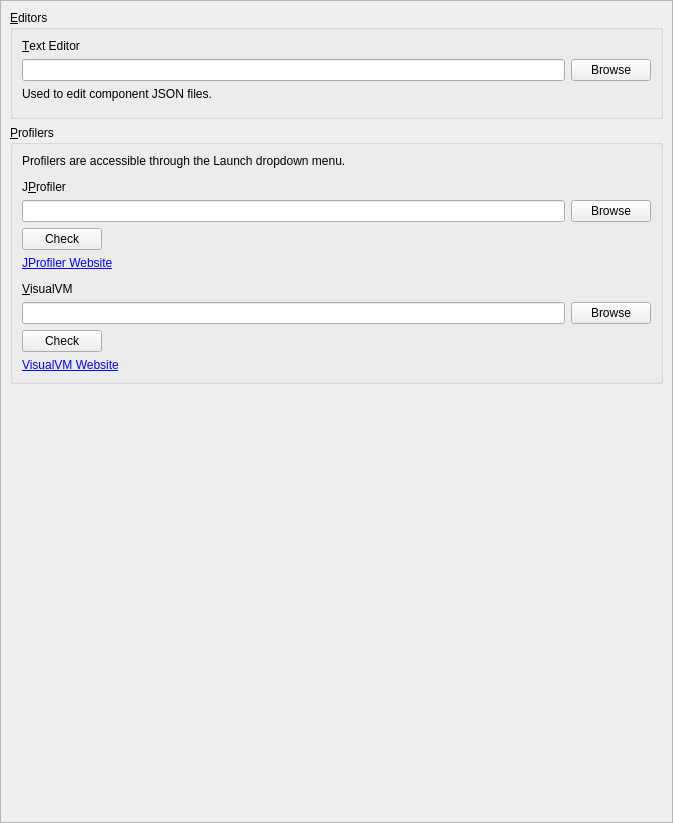
This is launcher/ui/pages/global/ExternalToolsPage.ui in awakenginexe/Awake-Launcher as Qt 5 draws it before an edit. The edited form follows.
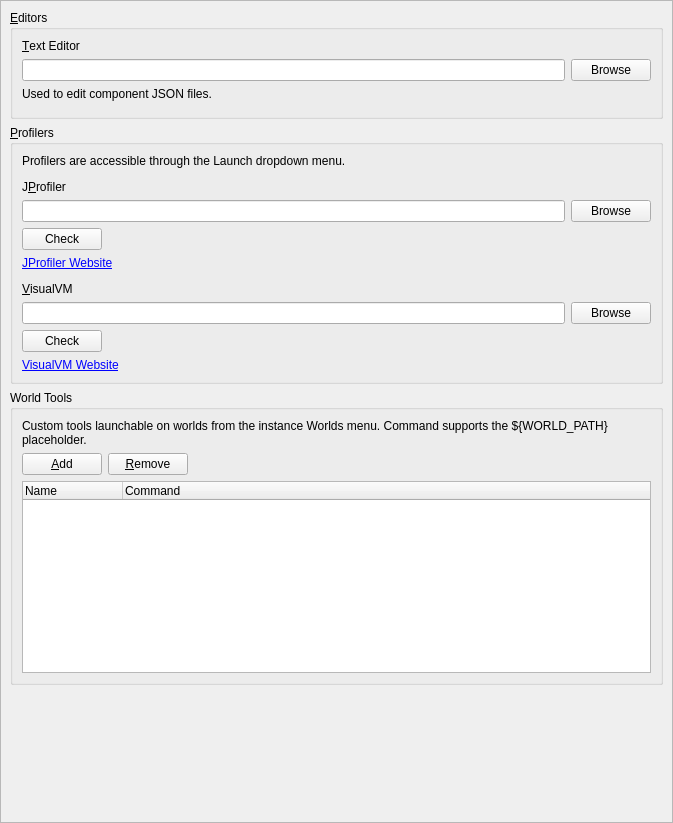
This is the edited form.

Commit message: feat: add configurable world tools to instance toolbar

```diff
--- a/launcher/ui/pages/global/ExternalToolsPage.ui
+++ b/launcher/ui/pages/global/ExternalToolsPage.ui
@@ -33,8 +33,8 @@
        <rect>
         <x>0</x>
         <y>0</y>
-        <width>669</width>
-        <height>819</height>
+        <width>657</width>
+        <height>867</height>
        </rect>
       </property>
       <layout class="QVBoxLayout" name="verticalLayout_3">
@@ -233,6 +233,99 @@
          </layout>
         </widget>
        </item>
+       <item>
+        <widget class="QGroupBox" name="worldToolsBox">
+         <property name="title">
+          <string>World Tools</string>
+         </property>
+         <layout class="QVBoxLayout" name="verticalLayout_5">
+          <item>
+           <widget class="QLabel" name="worldToolsHint">
+            <property name="text">
+             <string>Custom tools launchable on worlds from the instance Worlds menu. Command supports the ${WORLD_PATH} placeholder.</string>
+            </property>
+            <property name="wordWrap">
+             <bool>true</bool>
+            </property>
+           </widget>
+          </item>
+          <item>
+           <layout class="QHBoxLayout" name="horizontalLayout_7">
+            <item>
+             <widget class="QPushButton" name="worldToolAddBtn">
+              <property name="text">
+               <string>&amp;Add</string>
+              </property>
+             </widget>
+            </item>
+            <item>
+             <widget class="QPushButton" name="worldToolRemoveBtn">
+              <property name="text">
+               <string>&amp;Remove</string>
+              </property>
+             </widget>
+            </item>
+            <item>
+             <spacer name="horizontalSpacer">
+              <property name="orientation">
+               <enum>Qt::Horizontal</enum>
+              </property>
+              <property name="sizeHint" stdset="0">
+               <size>
+                <width>40</width>
+                <height>20</height>
+               </size>
+              </property>
+             </spacer>
+            </item>
+           </layout>
+          </item>
+          <item>
+           <widget class="QTreeWidget" name="worldToolTree">
+            <property name="minimumSize">
+             <size>
+              <width>0</width>
+              <height>120</height>
+             </size>
+            </property>
+            <property name="alternatingRowColors">
+             <bool>true</bool>
+            </property>
+            <property name="selectionMode">
+             <enum>QAbstractItemView::ExtendedSelection</enum>
+            </property>
+            <property name="rootIsDecorated">
+             <bool>false</bool>
+            </property>
+            <property name="itemsExpandable">
+             <bool>false</bool>
+            </property>
+            <property name="animated">
+             <bool>true</bool>
+            </property>
+            <property name="expandsOnDoubleClick">
+             <bool>false</bool>
+            </property>
+            <column>
+             <property name="text">
+              <string>Name</string>
+             </property>
+            </column>
+            <column>
+             <property name="text">
+              <string>Command</string>
+             </property>
+            </column>
+            <column>
+             <property name="text">
+              <string notr="true"/>
+             </property>
+            </column>
+           </widget>
+          </item>
+         </layout>
+        </widget>
+       </item>
        <item>
         <spacer name="verticalSpacer">
          <property name="orientation">
```
The commit also changes 9 other files.
